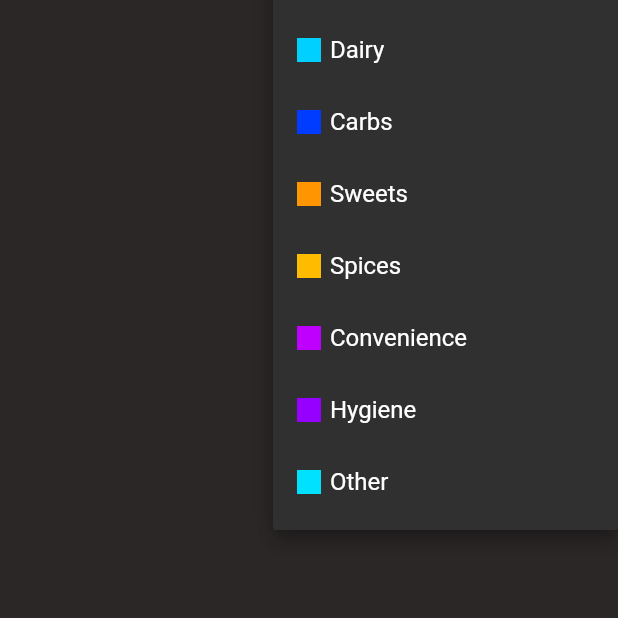
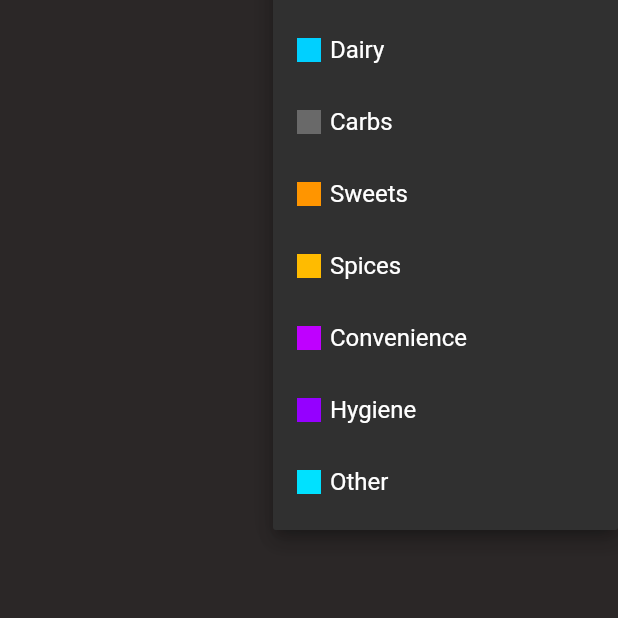
Before and after one commit to Sampurn44/shopping_list, a Flutter app: the NewItem screen opened directly, after a tap on "Vegetables", on a phone screen of 412 x 824 dp, the part 403-1021 px from its top. Run offline on Flutter 3.47's test engine with Material 2 defaults, Android fonts, the phone set to English and light mode, and no system bars.

```diff
--- a/lib/data/categories.dart
+++ b/lib/data/categories.dart
@@ -21,7 +21,7 @@ const categories = {
   ),
   Categories.carbs: Category(
     'Carbs',
-    Color.fromARGB(255, 0, 60, 255),
+    Color.fromARGB(255, 105, 105, 105),
   ),
   Categories.sweets: Category(
     'Sweets',
```
